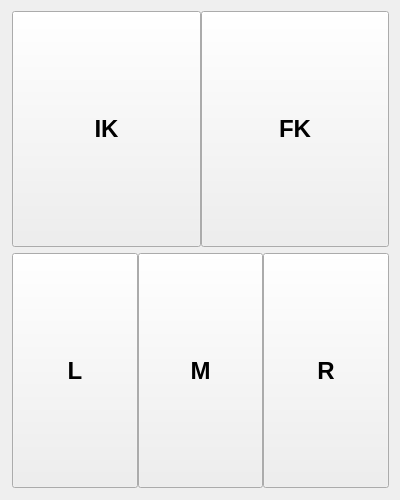
First picture: the form in tools/shapes.ui, repository a772bNsz/Rigging-Tools, before the edit.
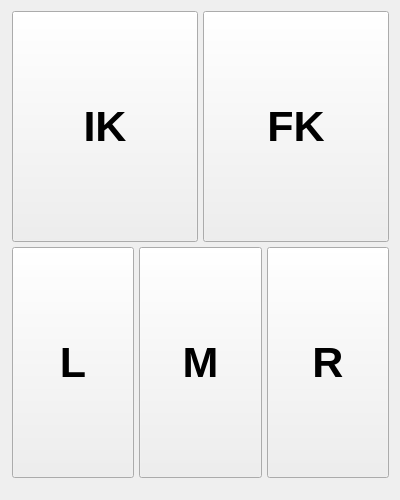
Second picture: the form after the edit.

Patch:
```diff
--- a/tools/shapes.ui
+++ b/tools/shapes.ui
@@ -20,6 +20,9 @@
    <string>Color and Shapes</string>
   </property>
   <layout class="QVBoxLayout" name="verticalLayout">
+   <property name="spacing">
+    <number>5</number>
+   </property>
    <property name="leftMargin">
     <number>12</number>
    </property>
@@ -29,7 +32,7 @@
    <item>
     <layout class="QHBoxLayout" name="horizontalLayout">
      <property name="spacing">
-      <number>0</number>
+      <number>5</number>
      </property>
      <item>
       <widget class="QPushButton" name="ik_btn">
@@ -53,11 +56,17 @@
        </property>
        <property name="font">
         <font>
-         <pointsize>18</pointsize>
+         <pointsize>32</pointsize>
          <weight>75</weight>
          <bold>true</bold>
         </font>
        </property>
+       <property name="autoFillBackground">
+        <bool>false</bool>
+       </property>
+       <property name="styleSheet">
+        <string notr="true"/>
+       </property>
        <property name="text">
         <string>IK</string>
        </property>
@@ -88,14 +97,23 @@
        </property>
        <property name="font">
         <font>
-         <pointsize>18</pointsize>
+         <pointsize>32</pointsize>
          <weight>75</weight>
          <bold>true</bold>
         </font>
        </property>
+       <property name="styleSheet">
+        <string notr="true"/>
+       </property>
        <property name="text">
         <string>FK</string>
        </property>
+       <property name="autoDefault">
+        <bool>false</bool>
+       </property>
+       <property name="default">
+        <bool>false</bool>
+       </property>
        <property name="flat">
         <bool>false</bool>
        </property>
@@ -106,6 +124,9 @@
    <item>
     <layout class="QHBoxLayout" name="horizontalLayout_2">
      <property name="spacing">
+      <number>5</number>
+     </property>
+     <property name="bottomMargin">
       <number>0</number>
      </property>
      <item>
@@ -130,7 +151,7 @@
        </property>
        <property name="font">
         <font>
-         <pointsize>18</pointsize>
+         <pointsize>32</pointsize>
          <weight>75</weight>
          <bold>true</bold>
         </font>
@@ -165,7 +186,7 @@
        </property>
        <property name="font">
         <font>
-         <pointsize>18</pointsize>
+         <pointsize>32</pointsize>
          <weight>75</weight>
          <bold>true</bold>
         </font>
@@ -200,7 +221,7 @@
        </property>
        <property name="font">
         <font>
-         <pointsize>18</pointsize>
+         <pointsize>32</pointsize>
          <weight>75</weight>
          <bold>true</bold>
         </font>
@@ -217,6 +238,9 @@
    </item>
    <item>
     <layout class="QGridLayout" name="color_grd">
+     <property name="topMargin">
+      <number>10</number>
+     </property>
      <property name="spacing">
       <number>0</number>
      </property>
```
Left out of the diff: 6 changed lines with no effect on the pictures.
